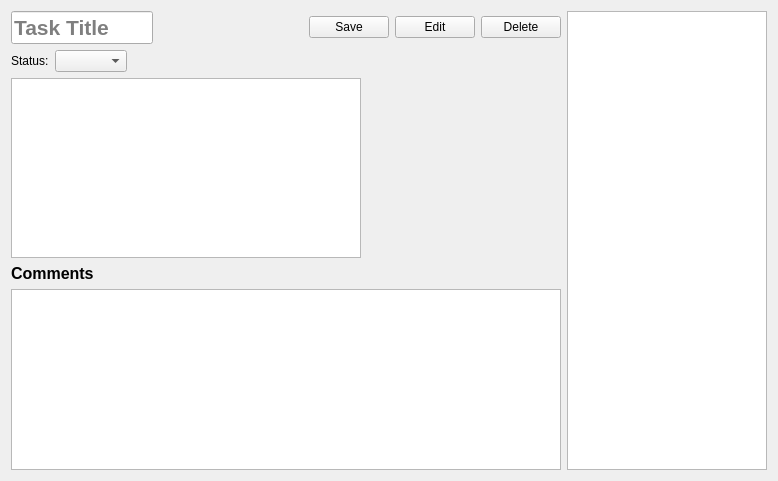
This is task-tracker-frontend/IssueWidget.ui in Unkorunk/task-tracker as Qt 5 draws it before an edit. The edited form follows.
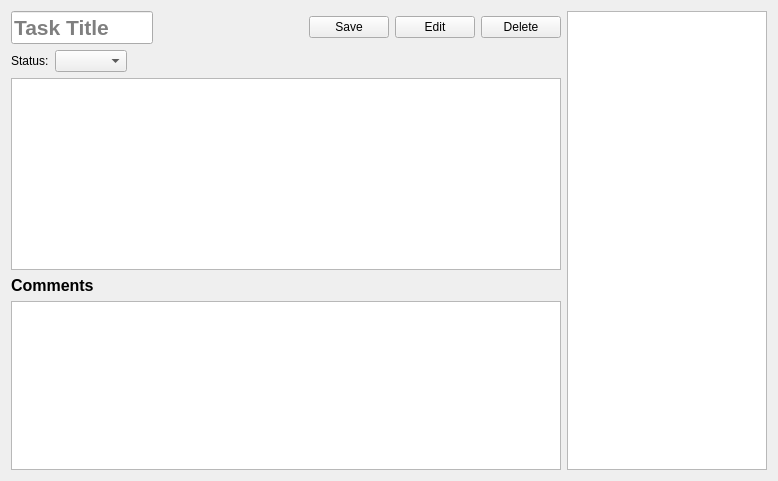
This is the edited form.

What changed in the file:
```diff
--- a/task-tracker-frontend/IssueWidget.ui
+++ b/task-tracker-frontend/IssueWidget.ui
@@ -119,34 +119,31 @@
       </layout>
      </item>
      <item>
-      <layout class="QHBoxLayout" name="horizontalLayout_3">
-       <item>
-        <widget class="QTextEdit" name="descriptionEdit"/>
-       </item>
-       <item>
-        <spacer name="horizontalSpacer_6">
-         <property name="orientation">
-          <enum>Qt::Horizontal</enum>
-         </property>
-         <property name="sizeType">
-          <enum>QSizePolicy::Fixed</enum>
-         </property>
-         <property name="sizeHint" stdset="0">
-          <size>
-           <width>200</width>
-           <height>20</height>
-          </size>
-         </property>
-        </spacer>
-       </item>
-      </layout>
-     </item>
+      <widget class="QTextEdit" name="descriptionEdit">
+       <property name="sizePolicy">
+        <sizepolicy hsizetype="Expanding" vsizetype="Fixed">
+         <horstretch>0</horstretch>
+         <verstretch>0</verstretch>
+        </sizepolicy>
+       </property>
+      </widget>
+     </item>
+     <item>
+      <layout class="QHBoxLayout" name="horizontalLayout">
      <item>
       <widget class="QLabel" name="label_2">
+         <property name="sizePolicy">
+          <sizepolicy hsizetype="Expanding" vsizetype="Preferred">
+           <horstretch>0</horstretch>
+           <verstretch>0</verstretch>
+          </sizepolicy>
+         </property>
        <property name="text">
         <string>&lt;html&gt;&lt;head/&gt;&lt;body&gt;&lt;p&gt;&lt;span style=&quot; font-size:12pt; font-weight:600;&quot;&gt;Comments&lt;/span&gt;&lt;/p&gt;&lt;/body&gt;&lt;/html&gt;</string>
        </property>
       </widget>
+       </item>
+      </layout>
      </item>
      <item>
       <widget class="QListWidget" name="commentsList"/>
```
Lines whose indentation alone changed are shown as unchanged.
